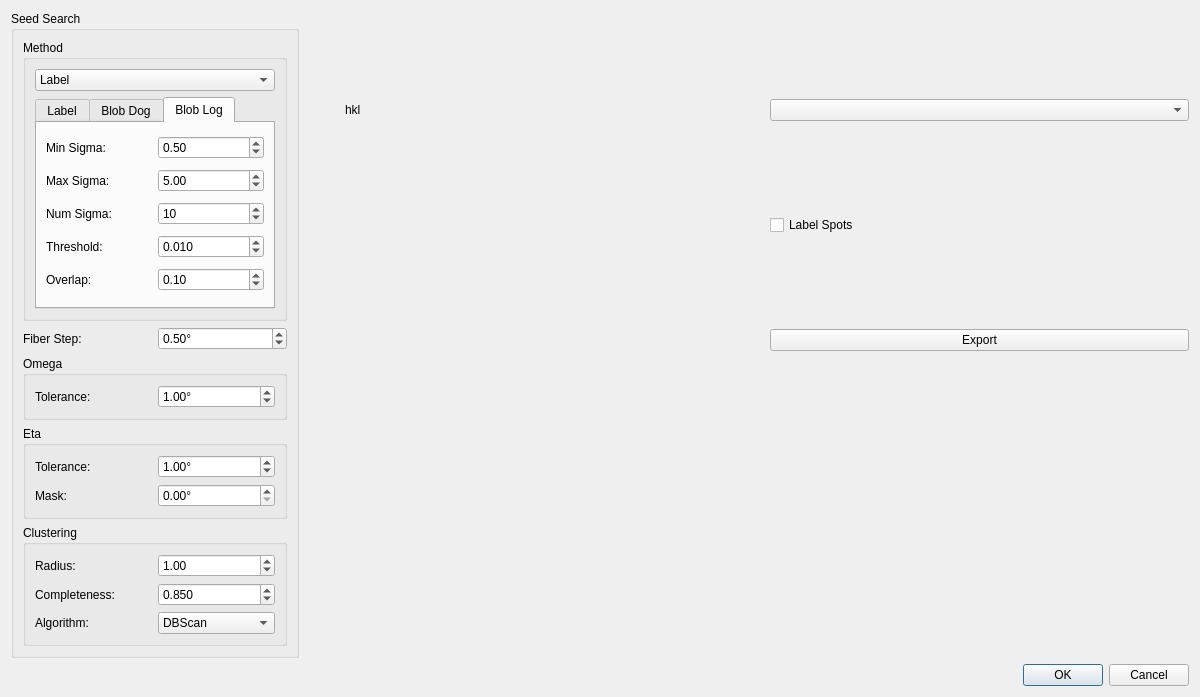
HEXRD/hexrdgui, file hexrd/ui/resources/ui/ome_maps_viewer_dialog.ui: the form before one commit.
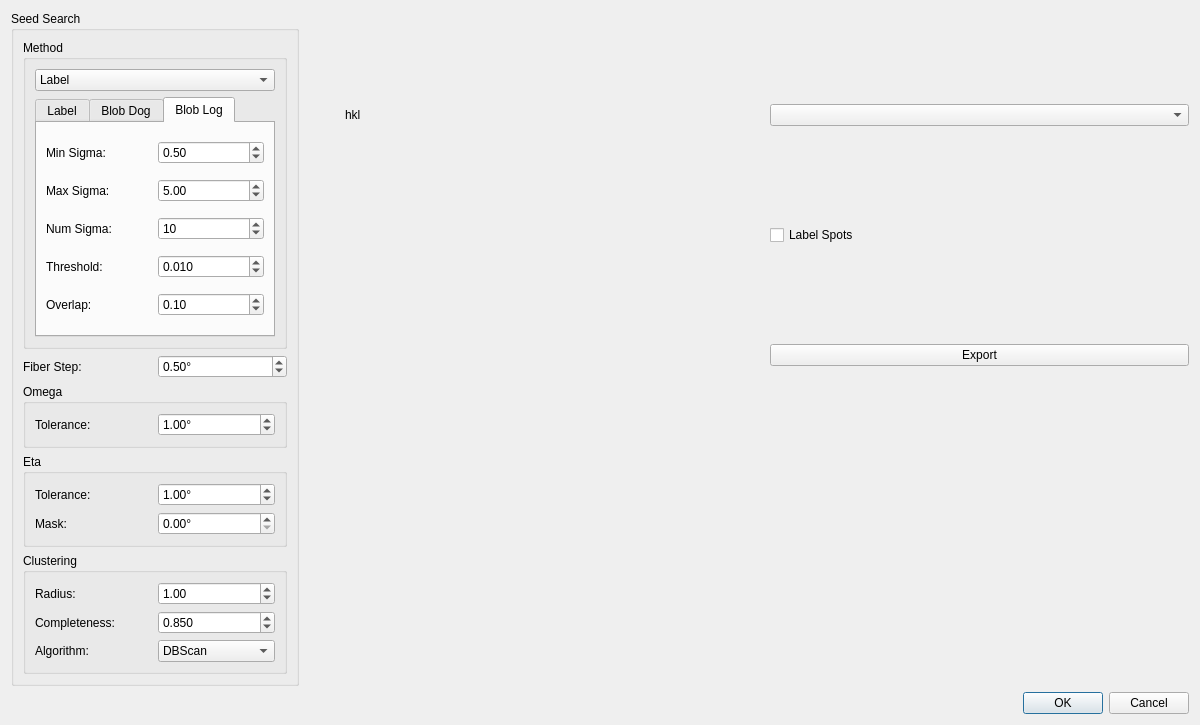
The form after the commit.

Commit message:
Remove button defaults from dialog widgets
* For buttons in .ui file, clear the autoDefault flag
* For QButtonBox buttons, add an EnterKeyFilter class to filter out
  <Enter> key events.

```diff
--- a/hexrd/ui/resources/ui/ome_maps_viewer_dialog.ui
+++ b/hexrd/ui/resources/ui/ome_maps_viewer_dialog.ui
@@ -7,7 +7,7 @@
     <x>0</x>
     <y>0</y>
     <width>1200</width>
-    <height>697</height>
+    <height>725</height>
    </rect>
   </property>
   <layout class="QGridLayout" name="gridLayout">
@@ -574,6 +574,9 @@
        <property name="text">
         <string>Export</string>
        </property>
+       <property name="autoDefault">
+        <bool>false</bool>
+       </property>
       </widget>
      </item>
      <item row="0" column="0">
```
The commit also changes 15 other files.
